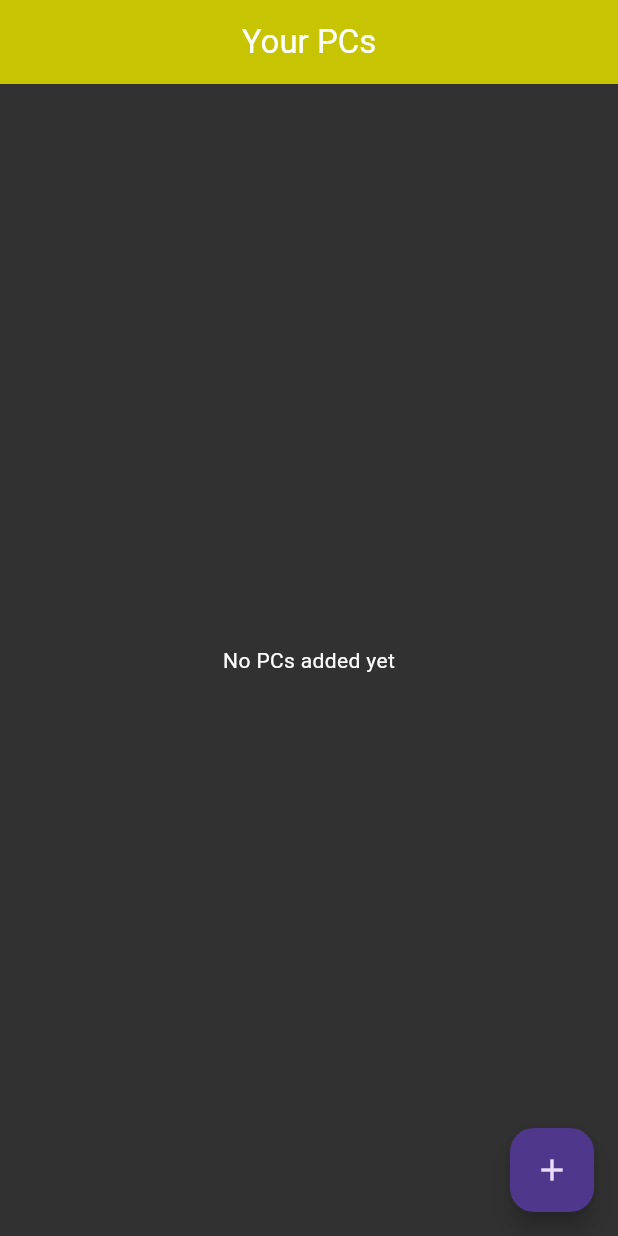
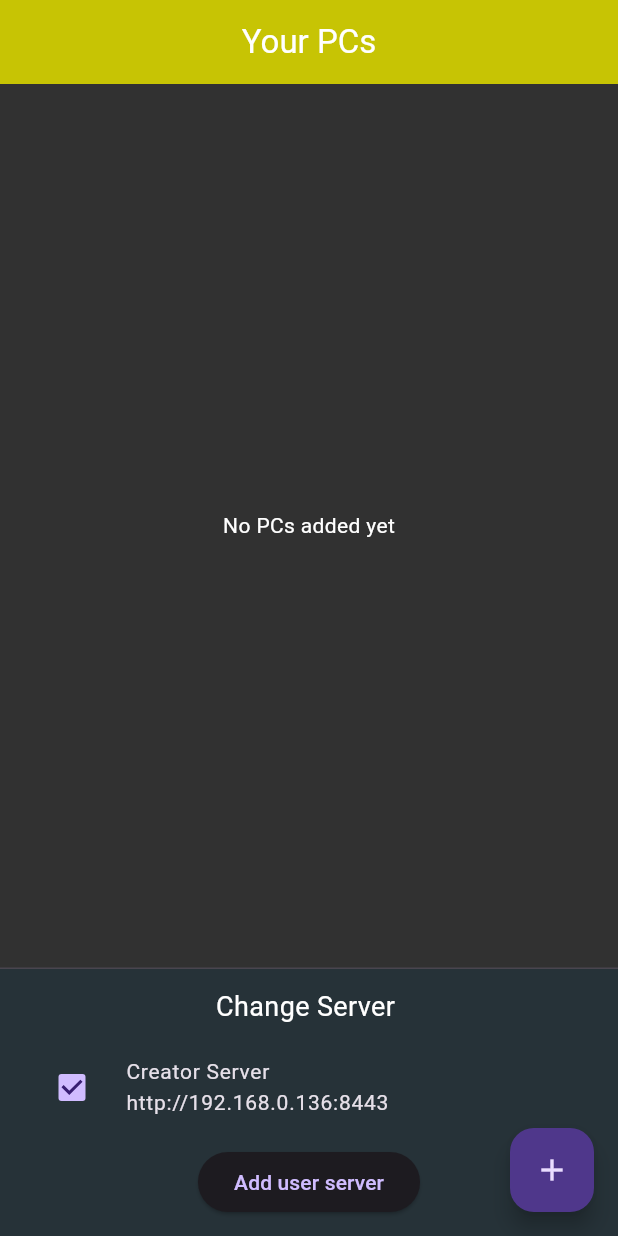
Before and after one commit to Chefmoderator/controle_pc, a Flutter app: the screen it shows after launch, on a phone screen of 412 x 824 dp. Run offline on Flutter 3.47's test engine with Material 3 defaults, Android fonts, the phone set to English and light mode, and no system bars; our stand-ins replace shared_preferences.

Commit message:
Add files via upload

```diff
--- a/android_app/lib/pages/HomePage.dart
+++ b/android_app/lib/pages/HomePage.dart
@@ -1,5 +1,7 @@
 import 'package:flutter/material.dart';
+import 'package:shared_preferences/shared_preferences.dart';
 import '../services/pc_storage.dart';
+import '../services/serverСonfig.dart';
 import '../model/pc_model.dart';
 import 'register_pc_page.dart';
 import 'process_list_page.dart';
@@ -14,10 +16,33 @@ class HomePage extends StatefulWidget {
 class _HomePageState extends State<HomePage> {
   List<PC> pcs = [];
 
+  String systemServer = "http://192.168.0.136:8443";
+  String? userServer;
+  String currentServer = "http://192.168.0.136:8443";
+
+
+
   @override
   void initState() {
     super.initState();
     loadPCs();
+    loadServers();
+  }
+
+  Future<void> loadServers() async {
+    final prefs = await SharedPreferences.getInstance();
+
+    currentServer = await ServerConfig.loadServer();
+    userServer = prefs.getString("user_server_url");
+
+    setState(() {});
+  }
+
+  Future<void> saveUserServer(String url) async {
+    final prefs = await SharedPreferences.getInstance();
+    await prefs.setString("user_server_url", url);
+    userServer = url;
+    setState(() {});
   }
 
   Future<void> loadPCs() async {
@@ -40,6 +65,72 @@ class _HomePageState extends State<HomePage> {
     );
   }
 
+  void addUserServerDialog() {
+    final ipController = TextEditingController();
+    final portController = TextEditingController();
+
+    showDialog(
+      context: context,
+      builder: (_) => AlertDialog(
+        title: const Text("Добавить свой сервер"),
+        content: Column(
+          mainAxisSize: MainAxisSize.min,
+          children: [
+            TextField(
+              controller: ipController,
+              decoration: const InputDecoration(hintText: "IP адрес"),
+            ),
+            const SizedBox(height: 8),
+            TextField(
+              controller: portController,
+              decoration: const InputDecoration(hintText: "Порт"),
+              keyboardType: TextInputType.number,
+            ),
+          ],
+        ),
+        actions: [
+          TextButton(
+            child: const Text("Отмена"),
+            onPressed: () => Navigator.pop(context),
+          ),
+          TextButton(
+            child: const Text("Сохранить"),
+            onPressed: () async {
+              if (ipController.text.isNotEmpty &&
+                  portController.text.isNotEmpty) {
+                String url =
+                    "http://${ipController.text.trim()}:${portController.text.trim()}";
+                await saveUserServer(url);
+              }
+              Navigator.pop(context);
+            },
+          ),
+        ],
+      ),
+    );
+  }
+
+  void setActiveServer(String url) async {
+    await ServerConfig.saveServer(url);
+    currentServer = url;
+    setState(() {});
+  }
+
+  Widget serverTile({
+    required String title,
+    required String url,
+  }) {
+    return CheckboxListTile(
+      title: Text(
+        "$title\n$url",
+        style: const TextStyle(fontSize: 14),
+      ),
+      value: currentServer == url,
+      onChanged: (_) => setActiveServer(url),
+      controlAffinity: ListTileControlAffinity.leading,
+    );
+  }
+
   @override
   Widget build(BuildContext context) {
     return Scaffold(
@@ -47,11 +138,17 @@ class _HomePageState extends State<HomePage> {
         title: const Text("Your PCs"),
         centerTitle: true,
       ),
+
       floatingActionButton: FloatingActionButton(
         onPressed: openRegisterPC,
         child: const Icon(Icons.add),
       ),
-      body: pcs.isEmpty
+
+      body: Column(
+        children: [
+
+          Expanded(
+            child: pcs.isEmpty
                 ? const Center(child: Text("No PCs added yet"))
                 : ListView.builder(
                     itemCount: pcs.length,
@@ -77,6 +174,37 @@ class _HomePageState extends State<HomePage> {
                       );
                     },
                   ),
+          ),
+
+          const Divider(height: 1, thickness: 1),
+
+          Container(
+            color: Colors.blueGrey.shade900,
+            padding: const EdgeInsets.all(12),
+            child: Column(
+              children: [
+                const Text(
+                  "Change Server ",
+                  style: TextStyle(color: Colors.white, fontSize: 18),
+                ),
+                const SizedBox(height: 12),
+
+                serverTile(title: "Creator Server", url: systemServer),
+
+                if (userServer != null)
+                  serverTile(title: "User Server", url: userServer!),
+
+                const SizedBox(height: 10),
+
+                ElevatedButton(
+                  onPressed: addUserServerDialog,
+                  child: const Text("Add user server"),
+                ),
+              ],
+            ),
+          ),
+        ],
+      ),
     );
   }
 }
--- /dev/null
+++ b/android_app/lib/services/serverСonfig.dart
@@ -0,0 +1,15 @@
+import 'package:shared_preferences/shared_preferences.dart';
+
+class ServerConfig {
+  static const String serverKey = "current_server";
+
+  static Future<String> loadServer() async {
+    final prefs = await SharedPreferences.getInstance();
+    return prefs.getString(serverKey) ?? "http://192.168.0.136:8443";
+  }
+
+  static Future<void> saveServer(String url) async {
+    final prefs = await SharedPreferences.getInstance();
+    await prefs.setString(serverKey, url);
+  }
+}
```
Also changed, not shown: android_app/lib/services/api_client.dart (+8 -1 lines). Lines whose indentation alone changed are shown as unchanged.
